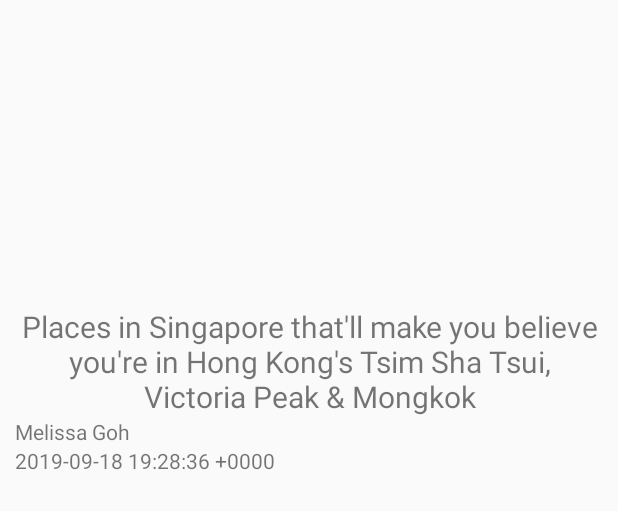
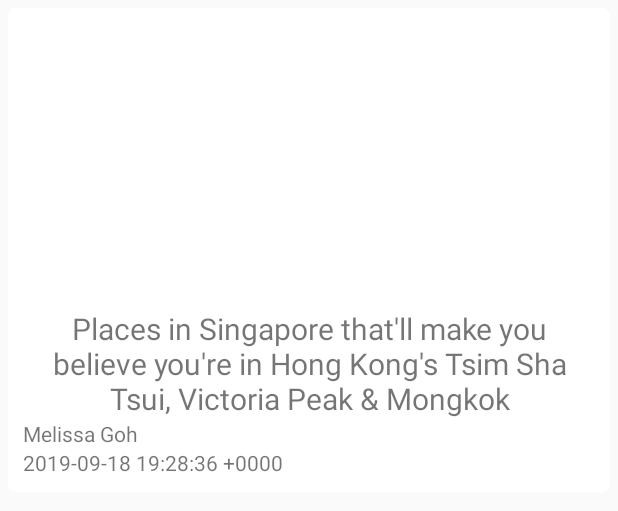
Before and after one commit to LeFFaQ/Recycler-View-Kotlin, an Android app: the layout item_image.xml on its own in the app's theme, with its tools: preview values and no code run, on a phone screen of 412 x 824 dp. Shown: the top 511 px of the screen. Run offline under Robolectric (Android 15) with nearby library versions, the phone set to English and light mode, and no system bars; network calls fail.

Commit message:
update #4

```diff
--- a/app/src/main/AndroidManifest.xml
+++ b/app/src/main/AndroidManifest.xml
@@ -11,7 +11,7 @@
         android:roundIcon="@mipmap/ic_launcher_round"
         android:supportsRtl="true"
         android:theme="@style/AppTheme">
-        <activity android:name=".SunsetPhotoActivity"></activity>
+        <activity android:name=".SunsetPhotoActivity" />
         <activity android:name=".MainActivity">
             <intent-filter>
                 <action android:name="android.intent.action.MAIN" />
--- a/app/src/main/java/com/lffq/recyclerviewtest/SunsetPhotoActivity.kt
+++ b/app/src/main/java/com/lffq/recyclerviewtest/SunsetPhotoActivity.kt
@@ -12,8 +12,12 @@ import java.text.FieldPosition
 
 class SunsetPhotoActivity : AppCompatActivity() {
 
+    /**
+     * Активити новости
+     */
+
+
     companion object {
-        const val EXTRA_SUNSET_PHOTO = "SunsetPhotoActivity.EXTRA_SUNSET_PHOTO"
         const val EXTRA_INFO = "SunsetPhotoActivity.EXTRA_INFO"
         const val EXTRA_POSITION = "SunsetPhotoActivity.EXTRA_POSITION"
     }
--- a/app/src/main/java/com/lffq/recyclerviewtest/constants.kt
+++ /dev/null
@@ -1,4 +0,0 @@
-package com.lffq.recyclerviewtest
-
-
-const val EXTRA_IMAGE = "SunsetPhotoActivity.EXTRA_SUNSET_PHOTO"
--- a/app/src/main/java/com/lffq/recyclerviewtest/network/Latest.kt
+++ b/app/src/main/java/com/lffq/recyclerviewtest/network/Latest.kt
@@ -3,6 +3,12 @@ package com.lffq.recyclerviewtest.network
 import android.os.Parcelable
 import com.google.gson.annotations.SerializedName
 import kotlinx.android.parcel.Parcelize
+
+/**
+ * Бизнес-логика
+ * (модель данных)
+ */
+
 
 @Parcelize
 data class Latest(
--- a/app/src/main/java/com/lffq/recyclerviewtest/network/SearchProvider.kt
+++ b/app/src/main/java/com/lffq/recyclerviewtest/network/SearchProvider.kt
@@ -1,5 +1,10 @@
 package com.lffq.recyclerviewtest.network
 
+
+/**
+ * Бизнес-логика
+ * (Местный синглтон)
+ */
 object SearchProvider {
     fun provideSearch(): SearchRepository {
         return SearchRepository(NewsService.create())
--- a/app/src/main/java/com/lffq/recyclerviewtest/network/SearchRepository.kt
+++ b/app/src/main/java/com/lffq/recyclerviewtest/network/SearchRepository.kt
@@ -1,6 +1,11 @@
 package com.lffq.recyclerviewtest.network
 
 import io.reactivex.Observable
+
+/**
+ * Бизнес-логика
+ * (Вызовы функций-запросов)
+ */
 
 class SearchRepository(val apiService: NewsService) {
     fun searchUsers(lang: String): Observable<Latest> {
--- /dev/null
+++ b/app/src/main/res/drawable/background_item.xml
@@ -0,0 +1,5 @@
+<?xml version="1.0" encoding="utf-8"?>
+<shape xmlns:android="http://schemas.android.com/apk/res/android">
+    <corners android:radius="5dp"/>
+    <solid android:color="#ffffff"/>
+</shape>
--- a/app/src/main/res/layout/activity_main.xml
+++ b/app/src/main/res/layout/activity_main.xml
@@ -5,6 +5,7 @@
     android:id="@+id/activity_main"
     android:layout_width="match_parent"
     android:layout_height="match_parent"
+    android:background="#E1E1E1"
     tools:context=".MainActivity">
 
     <androidx.recyclerview.widget.RecyclerView
--- a/app/src/main/res/layout/item_descr.xml
+++ /dev/null
@@ -1,5 +0,0 @@
-<?xml version="1.0" encoding="utf-8"?>
-<RelativeLayout xmlns:android="http://schemas.android.com/apk/res/android"
-    android:layout_width="match_parent" android:layout_height="match_parent">
-
-</RelativeLayout>
--- a/app/src/main/res/layout/item_image.xml
+++ b/app/src/main/res/layout/item_image.xml
@@ -1,15 +1,16 @@
 <?xml version="1.0" encoding="utf-8"?>
 <LinearLayout xmlns:android="http://schemas.android.com/apk/res/android"
+    android:layout_margin="5dp"
     android:orientation="vertical"
     android:layout_width="match_parent"
-    android:layout_height="wrap_content">
+    android:layout_height="wrap_content"
+    android:background="@drawable/background_item">
 
     <ImageView
         android:id="@+id/iv_photo"
         android:adjustViewBounds="true"
         android:layout_width="match_parent"
         android:layout_height="200dp"
-        android:layout_margin="2dp"
         android:scaleType="centerCrop"/>
 
     <TextView
@@ -34,5 +35,6 @@
         android:layout_width="wrap_content"
         android:layout_height="wrap_content"
         android:text="@string/ph_date"
+        android:layout_marginBottom="10dp"
         android:layout_gravity="start"/>
 </LinearLayout>
```
Also changed, not shown: app/src/main/java/com/lffq/recyclerviewtest/MainActivity.kt (+22 -8 lines), app/src/main/java/com/lffq/recyclerviewtest/SunsetPhoto.kt (deleted, +0 -21 lines), app/src/main/java/com/lffq/recyclerviewtest/network/NewsService.kt (+6 -1 lines).
